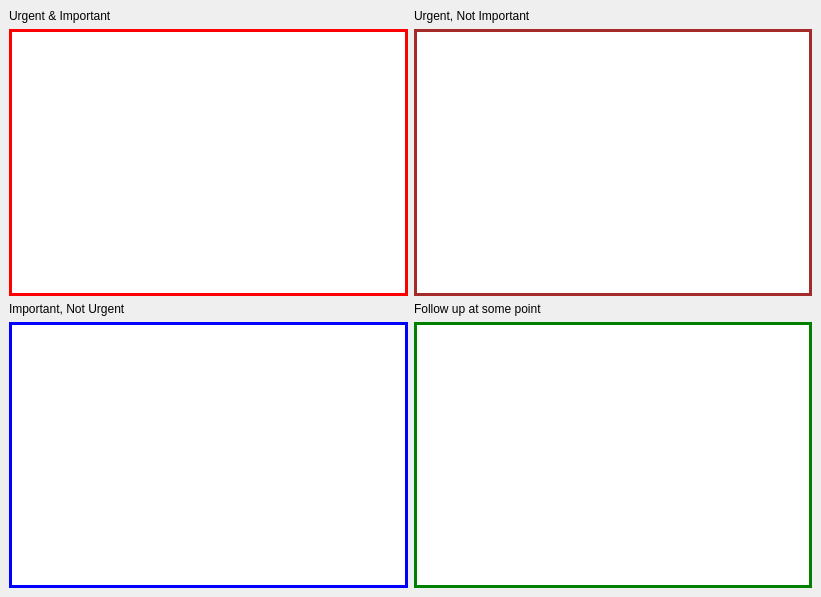
Above: mainwindow.ui from adamb924/TaskManager before the change. Below: the same form after it.
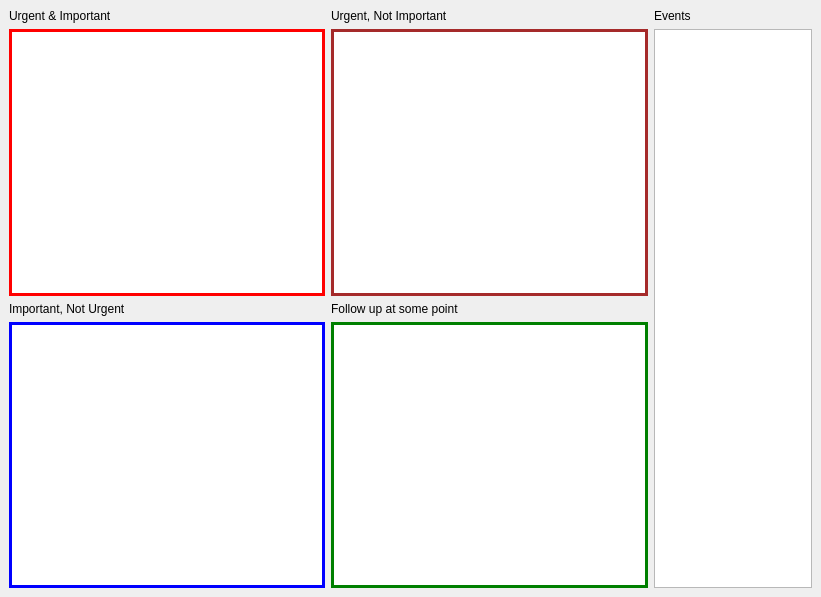
That is the form after the change. Custom widgets are drawn as their Qt base class.

Commit message: Event interface

Diff of the .ui file:
```diff
--- a/mainwindow.ui
+++ b/mainwindow.ui
@@ -14,11 +14,23 @@
    <string>Task Manager</string>
   </property>
   <widget class="QWidget" name="centralwidget">
-   <layout class="QGridLayout" name="gridLayout">
-    <item row="2" column="1">
-     <widget class="QLabel" name="lr">
-      <property name="text">
-       <string>Follow up at some point</string>
+   <layout class="QGridLayout" name="gridLayout" columnstretch="2,2,1">
+    <item row="1" column="1">
+     <widget class="ListView" name="urgentNotImportant">
+      <property name="acceptDrops">
+       <bool>true</bool>
+      </property>
+      <property name="styleSheet">
+       <string notr="true">QTreeView{ border: 3px solid brown; }</string>
+      </property>
+      <property name="dragDropMode">
+       <enum>QAbstractItemView::DragDrop</enum>
+      </property>
+      <property name="defaultDropAction">
+       <enum>Qt::MoveAction</enum>
+      </property>
+      <property name="headerHidden">
+       <bool>true</bool>
       </property>
      </widget>
     </item>
@@ -41,46 +53,6 @@
       </attribute>
      </widget>
     </item>
-    <item row="0" column="0">
-     <widget class="QLabel" name="ul">
-      <property name="text">
-       <string>Urgent &amp; Important</string>
-      </property>
-     </widget>
-    </item>
-    <item row="0" column="1">
-     <widget class="QLabel" name="ur">
-      <property name="text">
-       <string>Urgent, Not Important</string>
-      </property>
-     </widget>
-    </item>
-    <item row="2" column="0">
-     <widget class="QLabel" name="ll">
-      <property name="text">
-       <string>Important, Not Urgent</string>
-      </property>
-     </widget>
-    </item>
-    <item row="1" column="0">
-     <widget class="ListView" name="urgentImportant">
-      <property name="acceptDrops">
-       <bool>true</bool>
-      </property>
-      <property name="styleSheet">
-       <string notr="true">QTreeView{ border: 3px solid red; }</string>
-      </property>
-      <property name="dragDropMode">
-       <enum>QAbstractItemView::DragDrop</enum>
-      </property>
-      <property name="defaultDropAction">
-       <enum>Qt::MoveAction</enum>
-      </property>
-      <property name="headerHidden">
-       <bool>true</bool>
-      </property>
-     </widget>
-    </item>
     <item row="3" column="1">
      <widget class="ListView" name="notUrgentNotImportant">
       <property name="acceptDrops">
@@ -106,13 +78,41 @@
       </attribute>
      </widget>
     </item>
-    <item row="1" column="1">
-     <widget class="ListView" name="urgentNotImportant">
+    <item row="0" column="1">
+     <widget class="QLabel" name="ur">
+      <property name="text">
+       <string>Urgent, Not Important</string>
+      </property>
+     </widget>
+    </item>
+    <item row="0" column="2">
+     <widget class="QLabel" name="label">
+      <property name="text">
+       <string>Events</string>
+      </property>
+     </widget>
+    </item>
+    <item row="1" column="2" rowspan="3">
+     <widget class="EventView" name="eventsView">
+      <property name="headerHidden">
+       <bool>true</bool>
+      </property>
+     </widget>
+    </item>
+    <item row="2" column="1">
+     <widget class="QLabel" name="lr">
+      <property name="text">
+       <string>Follow up at some point</string>
+      </property>
+     </widget>
+    </item>
+    <item row="1" column="0">
+     <widget class="ListView" name="urgentImportant">
       <property name="acceptDrops">
        <bool>true</bool>
       </property>
       <property name="styleSheet">
-       <string notr="true">QTreeView{ border: 3px solid brown; }</string>
+       <string notr="true">QTreeView{ border: 3px solid red; }</string>
       </property>
       <property name="dragDropMode">
        <enum>QAbstractItemView::DragDrop</enum>
@@ -125,6 +125,20 @@
       </property>
      </widget>
     </item>
+    <item row="2" column="0">
+     <widget class="QLabel" name="ll">
+      <property name="text">
+       <string>Important, Not Urgent</string>
+      </property>
+     </widget>
+    </item>
+    <item row="0" column="0">
+     <widget class="QLabel" name="ul">
+      <property name="text">
+       <string>Urgent &amp; Important</string>
+      </property>
+     </widget>
+    </item>
    </layout>
   </widget>
  </widget>
@@ -134,6 +148,11 @@
    <extends>QTreeView</extends>
    <header>listview.h</header>
   </customwidget>
+  <customwidget>
+   <class>EventView</class>
+   <extends>QTreeView</extends>
+   <header>eventview.h</header>
+  </customwidget>
  </customwidgets>
  <resources/>
  <connections/>
```
The commit also changes 13 other files.
